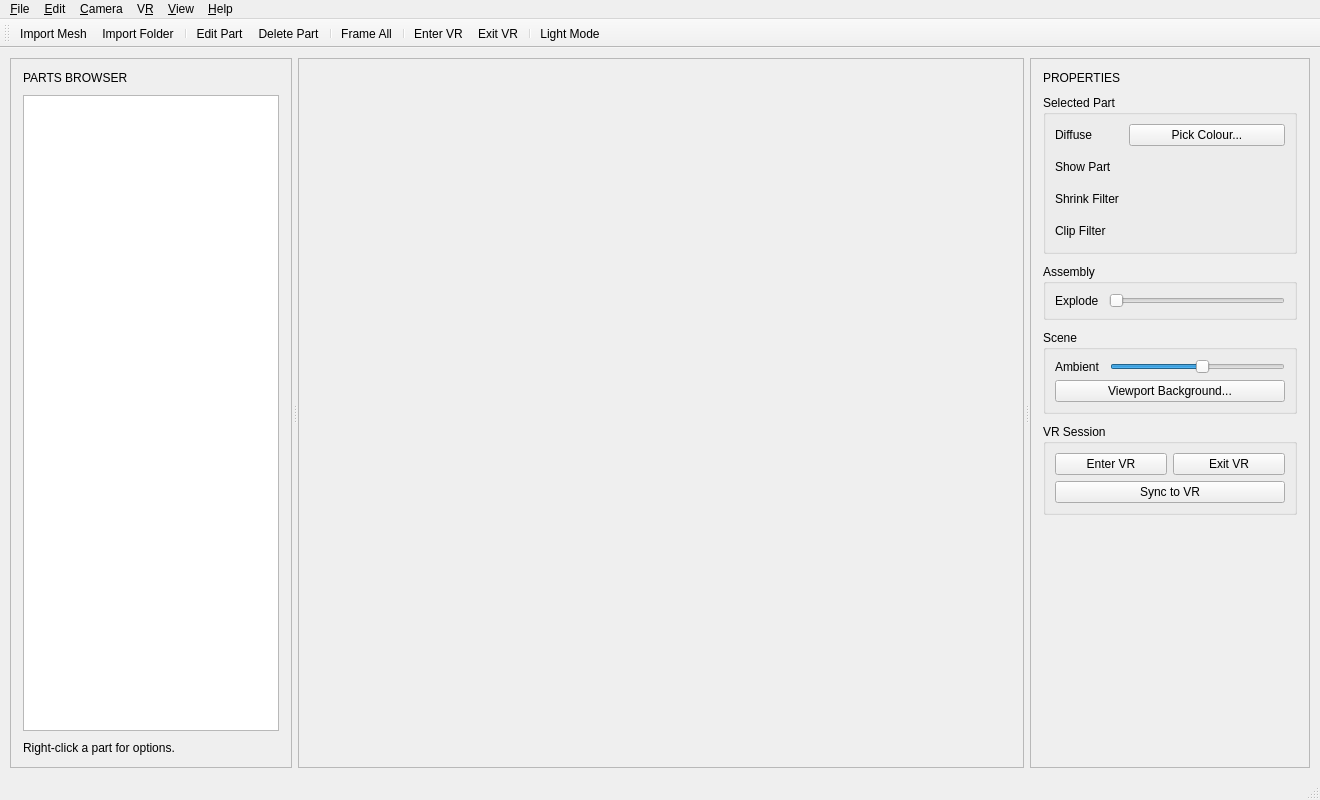
Before: the Qt Designer form mainwindow.ui in 2025-GROUP-1/2025_GROUP_1, drawn with Qt 5.
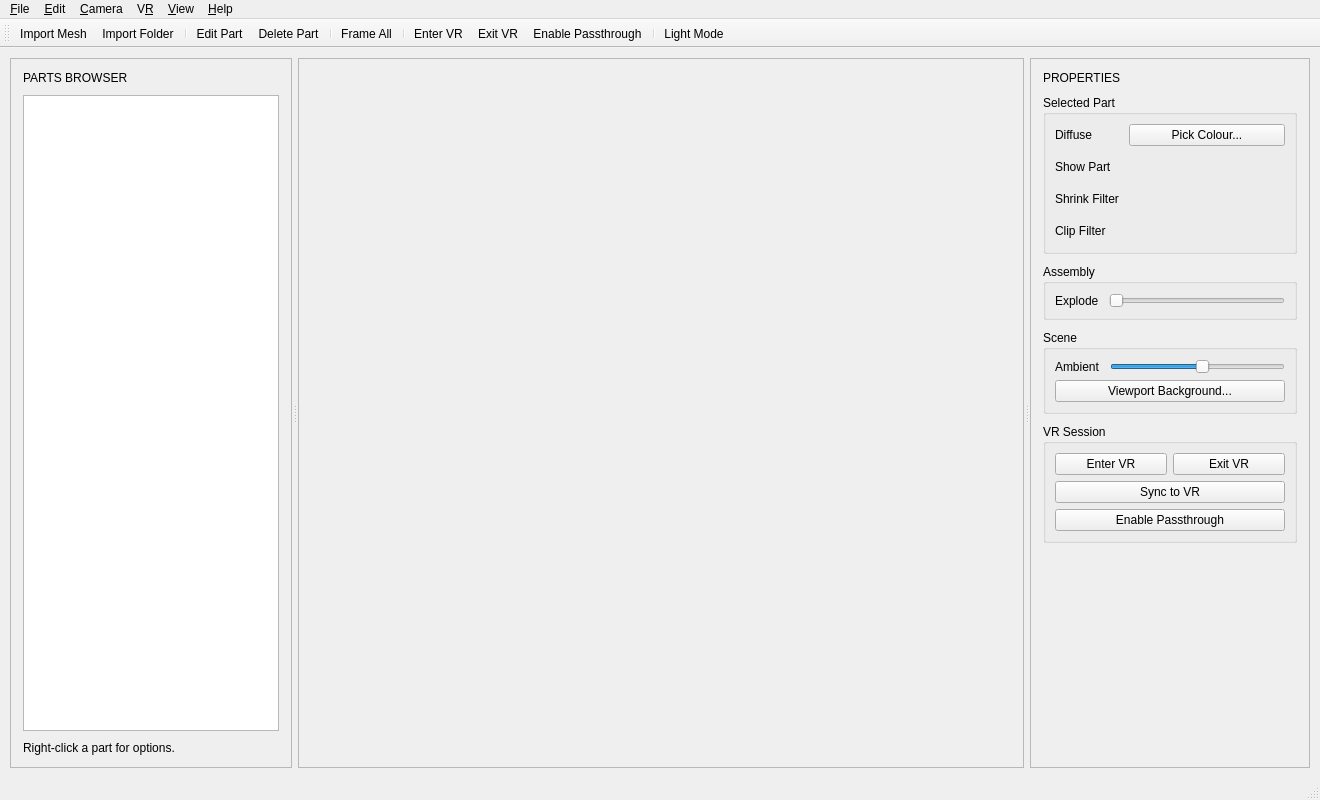
After: the same form once the commit is applied. Icons and pictures are not drawn. Custom widgets are drawn as their Qt base class.

What changed in the file:
```diff
--- a/mainwindow.ui
+++ b/mainwindow.ui
@@ -386,6 +386,13 @@
 													</property>
 												</widget>
 											</item>
+											<item>
+												<widget class="QPushButton" name="buttonEnablePassthrough">
+													<property name="text">
+														<string>Enable Passthrough</string>
+													</property>
+												</widget>
+											</item>
 										</layout>
 									</widget>
 								</item>
@@ -486,6 +493,7 @@
 			<addaction name="separator"/>
 			<addaction name="actionEnter_VR"/>
 			<addaction name="actionExit_VR"/>
+			<addaction name="actionEnable_Passthrough"/>
 			<addaction name="separator"/>
 			<addaction name="actionToggle_Theme"/>
 		</widget>
@@ -597,6 +605,17 @@
 				<enum>QAction::MenuRole::NoRole</enum>
 			</property>
 		</action>
+		<action name="actionEnable_Passthrough">
+			<property name="text">
+				<string>Enable &amp;Passthrough</string>
+			</property>
+			<property name="toolTip">
+				<string>Switch the Vive Pro 2 into Room View passthrough</string>
+			</property>
+			<property name="menuRole">
+				<enum>QAction::MenuRole::NoRole</enum>
+			</property>
+		</action>
 		<action name="actionToggle_Theme">
 			<property name="text">
 				<string>Light Mode</string>
```
Left out of the diff: 17 changed lines with no effect on the pictures.
